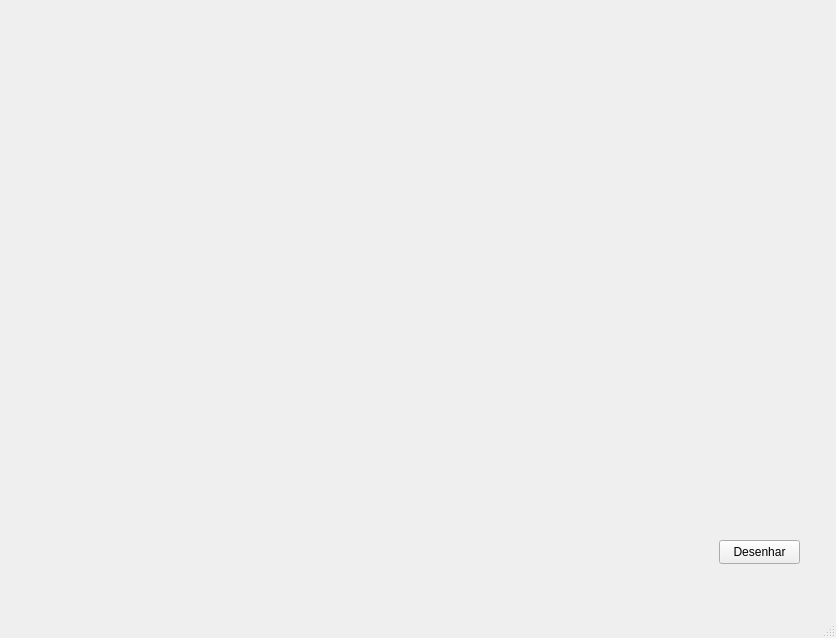
Old version of the form mainwindow.ui in the repository rafaelprn/computer-graphics-project.
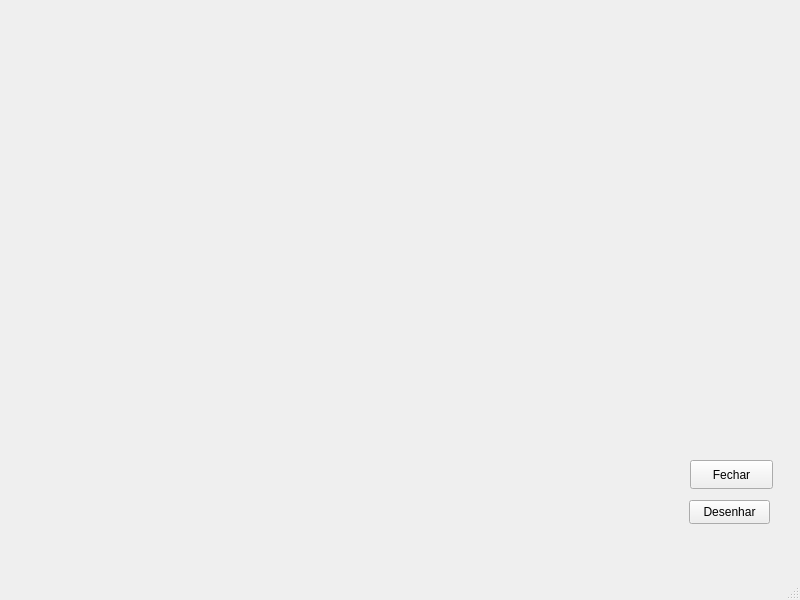
New version of the form.

Diff of the .ui file:
```diff
--- a/mainwindow.ui
+++ b/mainwindow.ui
@@ -6,8 +6,8 @@
    <rect>
     <x>0</x>
     <y>0</y>
-    <width>836</width>
-    <height>638</height>
+    <width>800</width>
+    <height>600</height>
    </rect>
   </property>
   <property name="windowTitle">
@@ -17,8 +17,8 @@
    <widget class="QPushButton" name="PushButton">
     <property name="geometry">
      <rect>
-      <x>719</x>
-      <y>540</y>
+      <x>689</x>
+      <y>500</y>
       <width>81</width>
       <height>24</height>
      </rect>
@@ -27,6 +27,19 @@
      <string>Desenhar</string>
     </property>
    </widget>
+   <widget class="QPushButton" name="pushButton">
+    <property name="geometry">
+     <rect>
+      <x>690</x>
+      <y>460</y>
+      <width>83</width>
+      <height>29</height>
+     </rect>
+    </property>
+    <property name="text">
+     <string>Fechar</string>
+    </property>
+   </widget>
   </widget>
   <widget class="QMenuBar" name="menubar">
    <property name="geometry">
```
Left out of the diff: 4 changed lines with no effect on the pictures.
